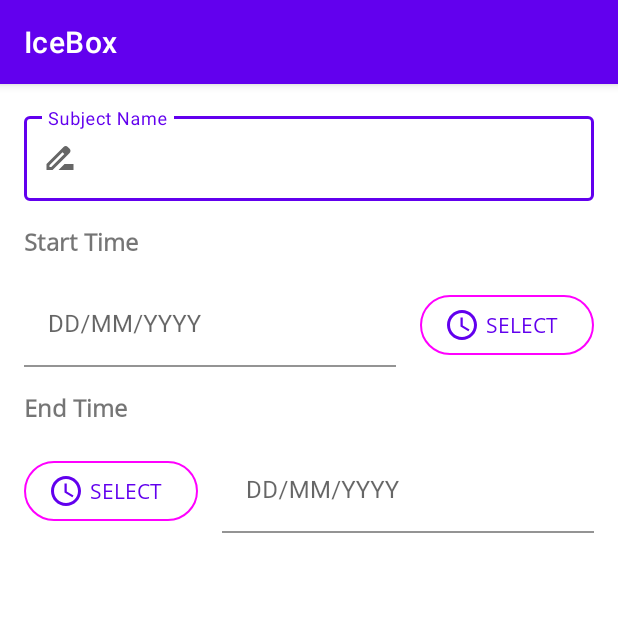
After one commit to aadityaguptaa/IceBox, an Android app: the AddSubjectActivity screen opened directly, with no data from a screen before it, on a phone screen of 412 x 824 dp, the top half of it. The commit adds this screen. Run offline under Robolectric (Android 15) with nearby library versions, the phone set to English and light mode, and no system bars; our stand-ins replace data binding.

Commit message:
started working on the add subject layout

```diff
--- a/app/src/main/AndroidManifest.xml
+++ b/app/src/main/AndroidManifest.xml
@@ -12,6 +12,9 @@
         android:roundIcon="@mipmap/ic_launcher_round"
         android:supportsRtl="true"
         android:theme="@style/Theme.IceBox">
+        <activity
+            android:name=".presentation.homescreen.AddSubjectActivity"
+            android:exported="false" />
         <activity
             android:name=".presentation.homescreen.HomeScreenActivity"
             android:exported="false" />
--- /dev/null
+++ b/app/src/main/java/com/adityagupta/icebox/presentation/homescreen/AddSubjectActivity.kt
@@ -0,0 +1,43 @@
+package com.adityagupta.icebox.presentation.homescreen
+
+import androidx.appcompat.app.AppCompatActivity
+import android.os.Bundle
+import android.text.format.DateFormat.is24HourFormat
+import com.adityagupta.icebox.R
+import com.adityagupta.icebox.databinding.ActivityAddSubjectBinding
+import com.google.android.material.timepicker.MaterialTimePicker
+import com.google.android.material.timepicker.TimeFormat
+
+class AddSubjectActivity : AppCompatActivity() {
+
+    lateinit var timePicker: MaterialTimePicker
+    lateinit var binding: ActivityAddSubjectBinding
+
+    override fun onCreate(savedInstanceState: Bundle?) {
+        super.onCreate(savedInstanceState)
+        binding = ActivityAddSubjectBinding.inflate(layoutInflater)
+        setContentView(binding.root)
+
+        val isSystem24Hour = is24HourFormat(this)
+        val clockFormat = if (isSystem24Hour) TimeFormat.CLOCK_24H else TimeFormat.CLOCK_12H
+
+        timePicker =
+            MaterialTimePicker.Builder()
+                .setTimeFormat(clockFormat)
+                .setHour(12)
+                .setMinute(10)
+                .setTitleText("Start Time")
+                .build()
+
+        binding.addSubjectSelectStartTimeButton.setOnClickListener {
+            timePicker.show(supportFragmentManager, "start_time")
+        }
+
+        binding.addSubjectSelectEndTImeButton.setOnClickListener {
+            timePicker.show(supportFragmentManager, "end_time")
+        }
+
+
+
+    }
+}
--- a/app/src/main/java/com/adityagupta/icebox/presentation/homescreen/HomeScreenActivity.kt
+++ b/app/src/main/java/com/adityagupta/icebox/presentation/homescreen/HomeScreenActivity.kt
@@ -1,12 +1,22 @@
 package com.adityagupta.icebox.presentation.homescreen
 
+import android.content.Intent
 import androidx.appcompat.app.AppCompatActivity
 import android.os.Bundle
 import com.adityagupta.icebox.R
+import com.adityagupta.icebox.databinding.ActivityHomeScreenBinding
 
 class HomeScreenActivity : AppCompatActivity() {
+    lateinit var binding: ActivityHomeScreenBinding
+
     override fun onCreate(savedInstanceState: Bundle?) {
         super.onCreate(savedInstanceState)
-        setContentView(R.layout.activity_home_screen)
+        binding = ActivityHomeScreenBinding.inflate(layoutInflater)
+        setContentView(binding.root)
+
+        binding.homeScreenAddSubjectCardView.setOnClickListener {
+            startActivity(Intent(this, AddSubjectActivity::class.java))
+
+        }
     }
 }
--- /dev/null
+++ b/app/src/main/res/drawable/ic_baseline_access_time_24.xml
@@ -0,0 +1,13 @@
+<vector xmlns:android="http://schemas.android.com/apk/res/android"
+    android:width="24dp"
+    android:height="24dp"
+    android:viewportWidth="24"
+    android:viewportHeight="24"
+    android:tint="?attr/colorControlNormal">
+  <path
+      android:fillColor="@android:color/white"
+      android:pathData="M11.99,2C6.47,2 2,6.48 2,12s4.47,10 9.99,10C17.52,22 22,17.52 22,12S17.52,2 11.99,2zM12,20c-4.42,0 -8,-3.58 -8,-8s3.58,-8 8,-8 8,3.58 8,8 -3.58,8 -8,8z"/>
+  <path
+      android:fillColor="@android:color/white"
+      android:pathData="M12.5,7H11v6l5.25,3.15 0.75,-1.23 -4.5,-2.67z"/>
+</vector>
--- /dev/null
+++ b/app/src/main/res/drawable/ic_baseline_drive_file_rename_outline_24.xml
@@ -0,0 +1,10 @@
+<vector xmlns:android="http://schemas.android.com/apk/res/android"
+    android:width="24dp"
+    android:height="24dp"
+    android:viewportWidth="24"
+    android:viewportHeight="24"
+    android:tint="?attr/colorControlNormal">
+  <path
+      android:fillColor="@android:color/white"
+      android:pathData="M18.41,5.8L17.2,4.59c-0.78,-0.78 -2.05,-0.78 -2.83,0l-2.68,2.68L3,15.96V20h4.04l8.74,-8.74 2.63,-2.63c0.79,-0.78 0.79,-2.05 0,-2.83zM6.21,18H5v-1.21l8.66,-8.66 1.21,1.21L6.21,18zM11,20l4,-4h6v4H11z"/>
+</vector>
--- /dev/null
+++ b/app/src/main/res/layout/activity_add_subject.xml
@@ -0,0 +1,122 @@
+<?xml version="1.0" encoding="utf-8"?>
+<layout xmlns:android="http://schemas.android.com/apk/res/android"
+    xmlns:app="http://schemas.android.com/apk/res-auto"
+    xmlns:tools="http://schemas.android.com/tools">
+
+    <data>
+
+    </data>
+
+    <androidx.constraintlayout.widget.ConstraintLayout
+        android:layout_width="match_parent"
+        android:layout_height="match_parent"
+        tools:context=".presentation.homescreen.AddSubjectActivity">
+
+        <com.google.android.material.textfield.TextInputLayout
+            android:id="@+id/outlinedTextField"
+            style="@style/Widget.MaterialComponents.TextInputLayout.OutlinedBox"
+            android:layout_width="0dp"
+            android:layout_height="wrap_content"
+            android:layout_margin="@dimen/activity_main_margin"
+            android:hint="@string/subject_name"
+            app:layout_constraintEnd_toEndOf="parent"
+            app:layout_constraintStart_toStartOf="parent"
+            app:layout_constraintTop_toTopOf="parent"
+            app:startIconDrawable="@drawable/ic_baseline_drive_file_rename_outline_24">
+
+            <com.google.android.material.textfield.TextInputEditText
+                android:layout_width="match_parent"
+                android:layout_height="wrap_content" />
+
+        </com.google.android.material.textfield.TextInputLayout>
+
+        <TextView
+            android:id="@+id/textView"
+            style="@style/start_end_time_style"
+            android:layout_margin="@dimen/activity_main_margin"
+            android:text="@string/start_time"
+            app:layout_constraintHorizontal_chainStyle="spread"
+            app:layout_constraintStart_toStartOf="parent"
+            app:layout_constraintTop_toBottomOf="@+id/outlinedTextField" />
+
+        <com.google.android.material.textfield.TextInputLayout
+            android:id="@+id/textField"
+            style="@style/text_field_style"
+            android:hint="@string/sample_time"
+            app:boxBackgroundColor="@android:color/transparent"
+            app:layout_constraintEnd_toEndOf="parent"
+            app:layout_constraintEnd_toStartOf="@+id/addSubjectSelectStartTimeButton"
+            app:layout_constraintHorizontal_bias="0.5"
+            app:layout_constraintStart_toStartOf="parent"
+            app:layout_constraintTop_toBottomOf="@+id/textView">
+
+            <com.google.android.material.textfield.TextInputEditText
+                android:layout_width="match_parent"
+                android:layout_height="wrap_content" />
+
+        </com.google.android.material.textfield.TextInputLayout>
+
+        <com.google.android.material.button.MaterialButton
+            android:id="@+id/addSubjectSelectStartTimeButton"
+            style="@style/time_select_button"
+            android:layout_marginLeft="@dimen/margin_small"
+            android:layout_marginTop="@dimen/activity_main_margin"
+            android:layout_marginRight="@dimen/activity_main_margin"
+            android:layout_marginBottom="@dimen/activity_main_margin"
+            android:text="SELECT"
+            app:icon="@drawable/ic_baseline_access_time_24"
+            app:layout_constraintBottom_toBottomOf="@+id/textField"
+            app:layout_constraintEnd_toEndOf="parent"
+            app:layout_constraintHorizontal_bias="0.5"
+            app:layout_constraintStart_toEndOf="@+id/textField"
+            app:layout_constraintTop_toTopOf="@+id/textField" />
+
+        <com.google.android.material.textfield.TextInputLayout
+            android:id="@+id/textField2"
+            android:layout_width="0dp"
+            android:layout_height="wrap_content"
+            android:layout_marginLeft="@dimen/margin_small"
+            android:layout_marginTop="@dimen/activity_main_margin"
+            android:layout_marginRight="@dimen/activity_main_margin"
+            android:hint="@string/sample_time"
+            app:boxBackgroundColor="@android:color/transparent"
+            app:layout_constraintEnd_toEndOf="parent"
+            app:layout_constraintHorizontal_bias="0.5"
+            app:layout_constraintStart_toEndOf="@+id/addSubjectSelectEndTImeButton"
+            app:layout_constraintTop_toBottomOf="@+id/textView3">
+
+            <com.google.android.material.textfield.TextInputEditText
+                android:layout_width="match_parent"
+                android:layout_height="wrap_content" />
+
+        </com.google.android.material.textfield.TextInputLayout>
+
+        <com.google.android.material.button.MaterialButton
+
+            android:id="@+id/addSubjectSelectEndTImeButton"
+            style="@style/time_select_button"
+            android:layout_width="wrap_content"
+            android:layout_height="wrap_content"
+            android:layout_marginLeft="@dimen/activity_main_margin"
+            android:layout_marginTop="@dimen/activity_main_margin"
+            android:layout_marginRight="@dimen/margin_small"
+            android:layout_marginBottom="@dimen/activity_main_margin"
+            android:text="SELECT"
+            app:icon="@drawable/ic_baseline_access_time_24"
+            app:layout_constraintBottom_toBottomOf="@+id/textField2"
+            app:layout_constraintEnd_toStartOf="@+id/textField2"
+            app:layout_constraintHorizontal_bias="0.5"
+            app:layout_constraintStart_toStartOf="parent"
+            app:layout_constraintTop_toTopOf="@+id/textField2" />
+
+        <TextView
+            android:id="@+id/textView3"
+            style="@style/start_end_time_style"
+            android:layout_width="wrap_content"
+            android:layout_height="wrap_content"
+            android:text="@string/end_time"
+            app:layout_constraintStart_toStartOf="parent"
+            app:layout_constraintTop_toBottomOf="@+id/textField" />
+
+    </androidx.constraintlayout.widget.ConstraintLayout>
+</layout>
--- a/app/src/main/res/layout/activity_home_screen.xml
+++ b/app/src/main/res/layout/activity_home_screen.xml
@@ -1,7 +1,13 @@
 <?xml version="1.0" encoding="utf-8"?>
-<androidx.constraintlayout.widget.ConstraintLayout xmlns:android="http://schemas.android.com/apk/res/android"
+<layout xmlns:android="http://schemas.android.com/apk/res/android"
     xmlns:app="http://schemas.android.com/apk/res-auto"
-    xmlns:tools="http://schemas.android.com/tools"
+    xmlns:tools="http://schemas.android.com/tools">
+
+    <data>
+
+    </data>
+
+    <androidx.constraintlayout.widget.ConstraintLayout
         android:layout_width="match_parent"
         android:layout_height="match_parent"
         tools:context=".presentation.homescreen.HomeScreenActivity">
@@ -30,6 +36,7 @@
             app:layout_constraintTop_toBottomOf="@+id/homeScreenSubjectTextView" />
 
         <com.google.android.material.card.MaterialCardView
+            android:id="@+id/homeScreenAddSubjectCardView"
             android:layout_width="match_parent"
             android:layout_height="200dp"
             android:layout_margin="@dimen/activity_main_margin"
@@ -54,3 +61,4 @@
             </androidx.constraintlayout.widget.ConstraintLayout>
         </com.google.android.material.card.MaterialCardView>
     </androidx.constraintlayout.widget.ConstraintLayout>
+</layout>
--- a/app/src/main/res/values-night/dimens.xml
+++ b/app/src/main/res/values-night/dimens.xml
@@ -1,4 +1,5 @@
 <?xml version="1.0" encoding="utf-8"?>
 <resources>
     <dimen name="activity_main_margin">16dp</dimen>
+    <dimen name="margin_small">8dp</dimen>
 </resources>
--- a/app/src/main/res/values/dimens.xml
+++ b/app/src/main/res/values/dimens.xml
@@ -1,4 +1,5 @@
 <?xml version="1.0" encoding="utf-8"?>
 <resources>
     <dimen name="activity_main_margin">16dp</dimen>
+    <dimen name="margin_small">8dp</dimen>
 </resources>
--- a/app/src/main/res/values/strings.xml
+++ b/app/src/main/res/values/strings.xml
@@ -1,3 +1,7 @@
 <resources>
     <string name="app_name">IceBox</string>
+    <string name="subject_name">"Subject Name</string>
+    <string name="start_time">"Start Time"</string>
+    <string name="end_time">End Time</string>
+    <string name="sample_time">DD/MM/YYYY</string>
 </resources>
--- /dev/null
+++ b/app/src/main/res/values/styles.xml
@@ -0,0 +1,28 @@
+<?xml version="1.0" encoding="utf-8"?>
+<resources>
+
+    <style name="start_end_time_style">
+        <item name="android:layout_width">wrap_content</item>
+        <item name="android:layout_height">wrap_content</item>
+        <item name="android:layout_margin">@dimen/activity_main_margin</item>
+        <item name="android:fontFamily">@font/open_sans</item>
+        <item name="android:textSize">16sp</item>
+        <item name="android:textStyle">bold</item>
+    </style>
+
+    <style name="text_field_style">
+        <item name="android:layout_width">0dp</item>
+        <item name="android:layout_height">wrap_content</item>
+        <item name="android:layout_marginLeft">@dimen/activity_main_margin</item>
+        <item name="android:layout_marginTop">@dimen/activity_main_margin</item>
+        <item name="android:layout_marginRight">@dimen/margin_small</item>
+    </style>
+
+    <style name="time_select_button" parent="Widget.Material3.Button.OutlinedButton.Icon">
+        <item name="android:layout_width">wrap_content</item>
+        <item name="android:layout_height">wrap_content</item>
+        <item name="android:layout_weight">1</item>
+        <item name="android:fontFamily">@font/open_sans</item>
+        <item name="android:textSize">14sp</item>
+    </style>
+</resources>
```
Lines whose indentation alone changed are shown as unchanged.
